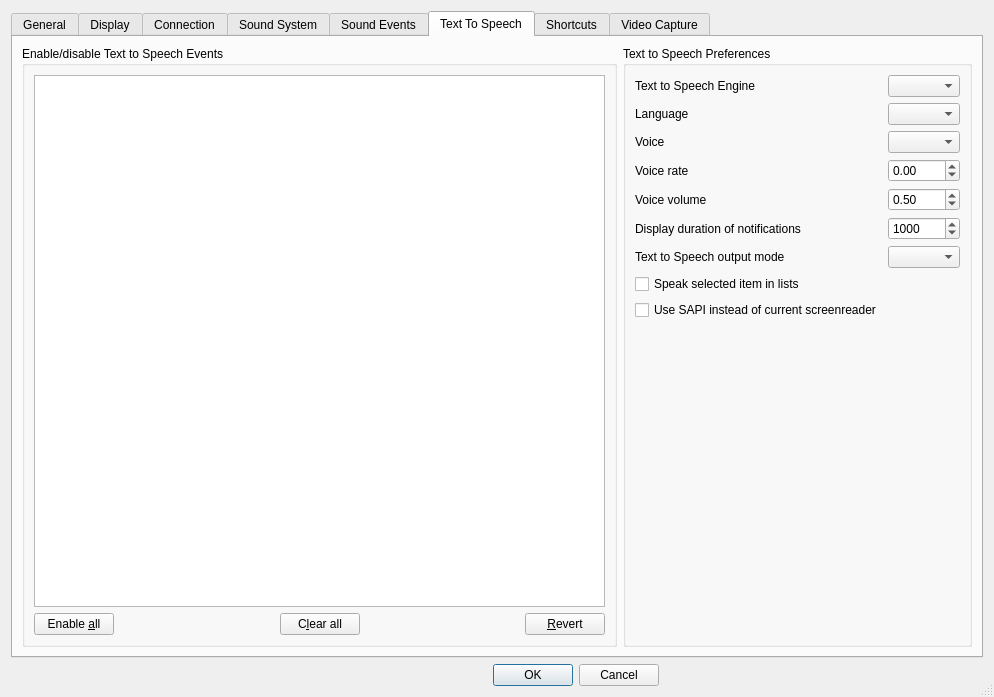
Before: the Qt Designer form Client/qtTeamTalk/preferences.ui in BearWare/TeamTalk5, drawn with Qt 5.
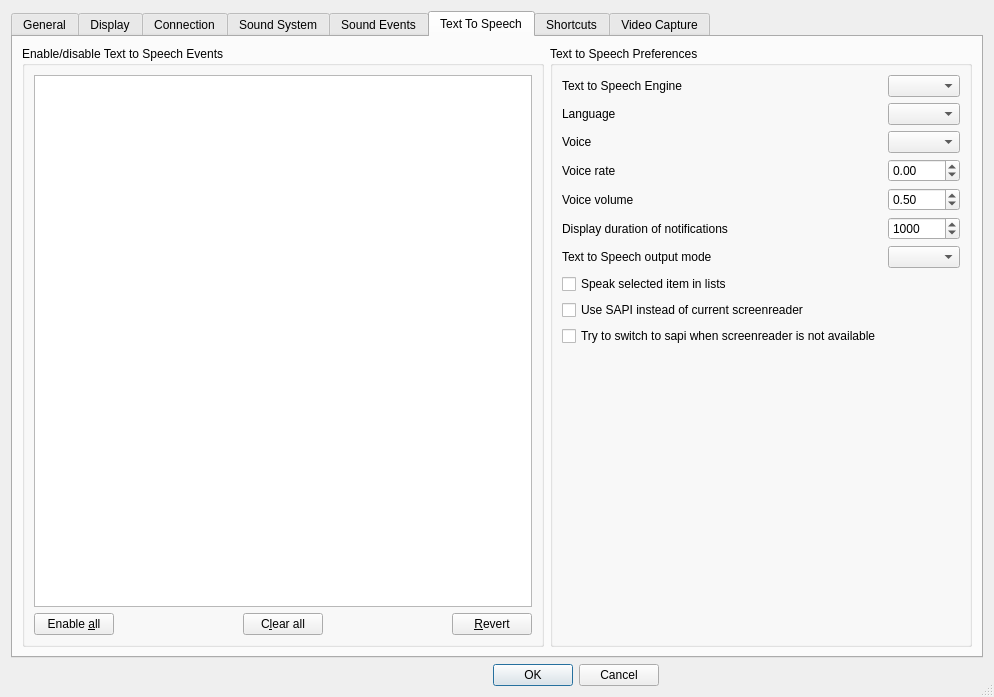
After: the same form once the commit is applied. The open tabs and pages were chosen to show the change. Icons and pictures are not drawn. Custom widgets are drawn as their Qt base class.

Commit message: Add an option to configure tolk to try to output speech through sapi when screenreader is not available

```diff
--- a/Client/qtTeamTalk/preferences.ui
+++ b/Client/qtTeamTalk/preferences.ui
@@ -2366,6 +2366,13 @@
               </property>
              </widget>
             </item>
+            <item row="10" column="0">
+             <widget class="QCheckBox" name="ttsTrySapiChkBox">
+              <property name="text">
+               <string>Try to switch to sapi when screenreader is not available</string>
+              </property>
+             </widget>
+            </item>
            </layout>
           </item>
           <item>
```
The commit also changes 4 other files.
